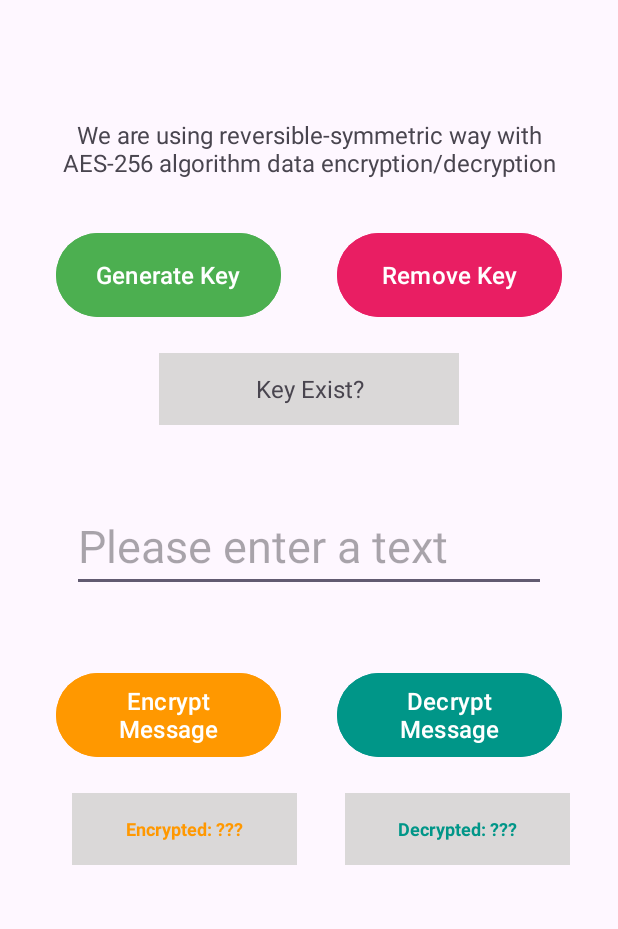
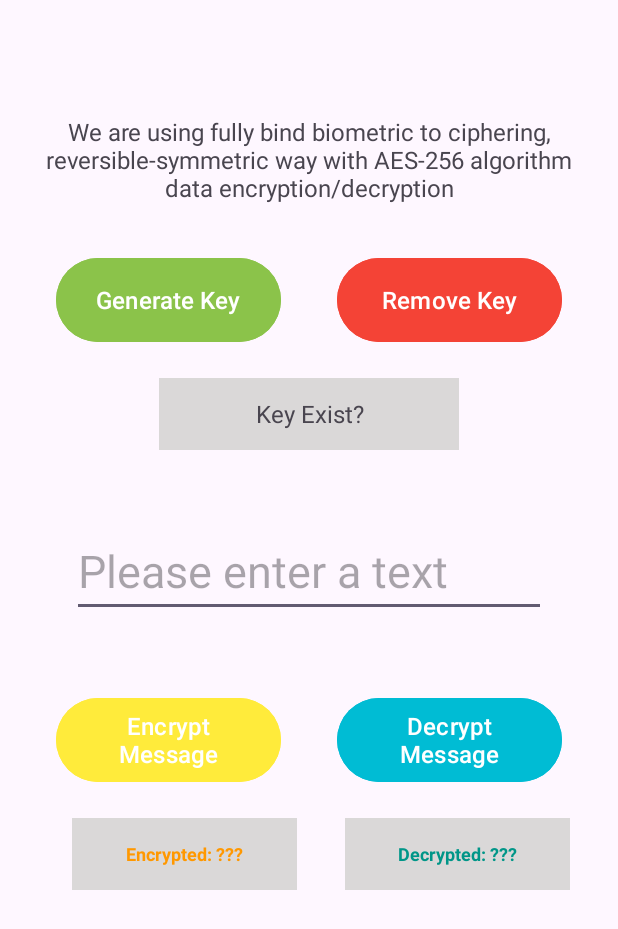
Before and after one commit to HosseinDevPro/SecureBankingApp, an Android app: the layout activity_main.xml on its own in the app's theme, with its tools: preview values and no code run, on a phone screen of 412 x 824 dp. Shown: the top 929 px of the screen. Run offline under Robolectric (Android 15) with nearby library versions, the phone set to English and light mode, and no system bars.

Commit message:
Small ui changes

```diff
--- a/app/src/main/res/layout/activity_main.xml
+++ b/app/src/main/res/layout/activity_main.xml
@@ -25,7 +25,7 @@
         android:layout_width="150dp"
         android:layout_height="64dp"
         android:layout_marginTop="32dp"
-        android:backgroundTint="#4CAF50"
+        android:backgroundTint="#8BC34A"
         android:text="Generate Key"
         android:textSize="16sp"
         app:layout_constraintEnd_toStartOf="@+id/removeKeyButton"
@@ -37,7 +37,7 @@
         android:id="@+id/removeKeyButton"
         android:layout_width="150dp"
         android:layout_height="64dp"
-        android:backgroundTint="#E91E63"
+        android:backgroundTint="#F44336"
         android:text="Remove Key"
         android:textSize="16sp"
         app:layout_constraintBottom_toBottomOf="@+id/generateKeyButton"
@@ -77,7 +77,7 @@
         android:layout_width="150dp"
         android:layout_height="64dp"
         android:layout_marginTop="50dp"
-        android:backgroundTint="#FF9800"
+        android:backgroundTint="#FFEB3B"
         android:text="Encrypt Message"
         android:textSize="16sp"
         app:layout_constraintEnd_toStartOf="@+id/removeKeyButton"
@@ -89,7 +89,7 @@
         android:id="@+id/decryptKeyButton"
         android:layout_width="150dp"
         android:layout_height="64dp"
-        android:backgroundTint="#009688"
+        android:backgroundTint="#00BCD4"
         android:text="Decrypt Message"
         android:textSize="16sp"
         app:layout_constraintBottom_toBottomOf="@+id/encryptKeyButton"
--- a/app/src/main/res/values/strings.xml
+++ b/app/src/main/res/values/strings.xml
@@ -1,7 +1,7 @@
 <resources>
     <string name="app_name">SecureBankingApp</string>
 
-    <string name="symmetric_page_title">We are using reversible-symmetric way with AES-256 algorithm data encryption/decryption</string>
+    <string name="symmetric_page_title">We are using fully bind biometric to ciphering, reversible-symmetric way with AES-256 algorithm data encryption/decryption</string>
     <string name="please_enter_text">Please enter a text</string>
     <string name="unknown_encrypted">Encrypted: ???</string>
     <string name="unknown_decrypted">Decrypted: ???</string>
```
